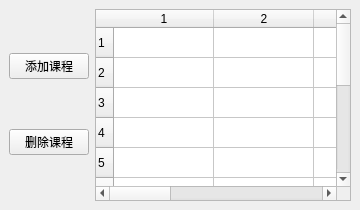
This is frontend/main_window.ui in GongHening/Course-Assistant-in-cxsjsx-2025-Spring as Qt 5 draws it before an edit. The edited form follows.
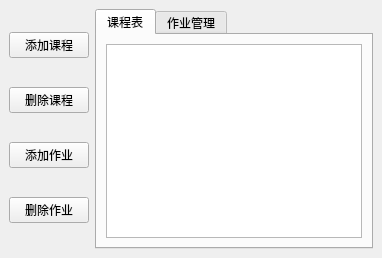
This is the edited form.

```diff
--- a/frontend/main_window.ui
+++ b/frontend/main_window.ui
@@ -23,16 +23,47 @@
         </property>
        </widget>
       </item>
+      <item>
+       <widget class="QPushButton" name="btn_add_hw">
+        <property name="text">
+         <string>添加作业</string>
+        </property>
+       </widget>
+      </item>
+      <item>
+       <widget class="QPushButton" name="btn_del_hw">
+        <property name="text">
+         <string>删除作业</string>
+        </property>
+       </widget>
+      </item>
      </layout>
     </item>
     <item>
-     <widget class="QTableWidget" name="table">
-      <property name="columnCount">
-       <number>7</number>
+     <widget class="QTabWidget" name="tabWidget">
+      <property name="currentIndex">
+       <number>0</number>
       </property>
-      <property name="rowCount">
-       <number>12</number>
-      </property>
+      <widget class="QWidget" name="tab_courses">
+       <attribute name="title">
+        <string>课程表</string>
+       </attribute>
+       <layout class="QVBoxLayout" name="verticalLayoutCourses">
+        <item>
+         <widget class="QTableWidget" name="table"/>
+        </item>
+       </layout>
+      </widget>
+      <widget class="QWidget" name="tab_homework">
+       <attribute name="title">
+        <string>作业管理</string>
+       </attribute>
+       <layout class="QVBoxLayout" name="verticalLayoutHomework">
+        <item>
+         <widget class="QTableWidget" name="homeworkTable"/>
+        </item>
+       </layout>
+      </widget>
      </widget>
     </item>
    </layout>
```
Left out of the diff: 2 changed lines with no effect on the pictures.
